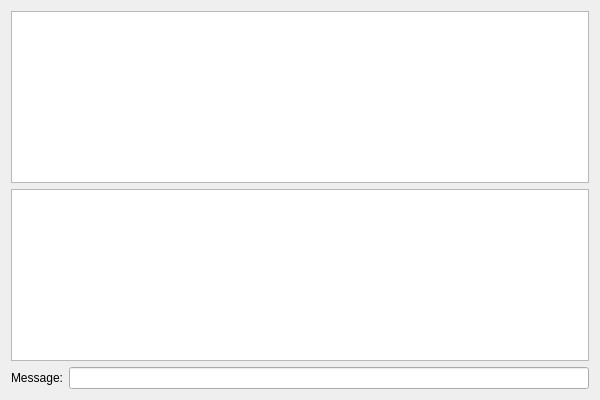
First picture: the form in chatdialog.ui, repository named-data/ChronoChat, before the edit.
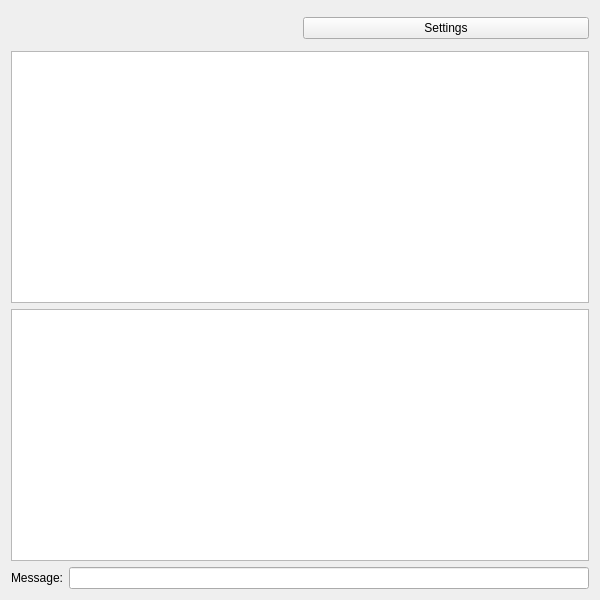
Second picture: the form after the edit.

Commit message: setting dialog

The edit to the form file:
```diff
--- a/chatdialog.ui
+++ b/chatdialog.ui
@@ -6,7 +6,7 @@
       <x>0</x>
       <y>0</y>
       <width>600</width>
-      <height>400</height>
+      <height>600</height>
       </rect>
     </property>
     <property name="windowTitle">
@@ -24,6 +24,56 @@
           <property name="spacing">
             <number>6</number>
           </property>
+          <item >
+            <layout class="QHBoxLayout">
+              <property name="margin">
+                <number>0</number>
+              </property>
+              <property name="spacing">
+                <number>6</number>
+              </property>
+              <item>
+                <layout class = "QVBoxLayout" >
+                  <property name="margin">
+                    <number>0</number>
+                  </property>
+                  <property name="spacing">
+                    <number>6</number>
+                  </property>
+                  <item>
+                    <widget class="QLabel" name="infoLabel">
+                    <property name="focusPolicy">
+                      <enum>Qt::NoFocus</enum>
+                    </property>
+                    </widget>
+                  </item>
+                  <item>
+                    <widget class="QLabel" name="prefixLabel">
+                    <property name="focusPolicy">
+                      <enum>Qt::NoFocus</enum>
+                    </property>
+                    </widget>
+                  </item>
+                </layout>
+              </item>
+              <item>
+                <widget class="QPushButton" name="setButton">
+                <property name="focusPolicy">
+                  <enum>Qt::NoFocus</enum>
+                </property>
+                <property name="text">
+                  <string>Settings</string> 
+                </property>
+                <property name="minimumWidth">
+                  <number>150</number>
+                </property>
+                <property name="maximumWidth">
+                  <number>150</number>
+                </property>
+                </widget>
+              </item>
+            </layout>
+          </item>
           <item>
             <widget class="QGraphicsView" name="treeViewer">
             <property name="focusPolicy">
```
The commit also changes 7 other files.
